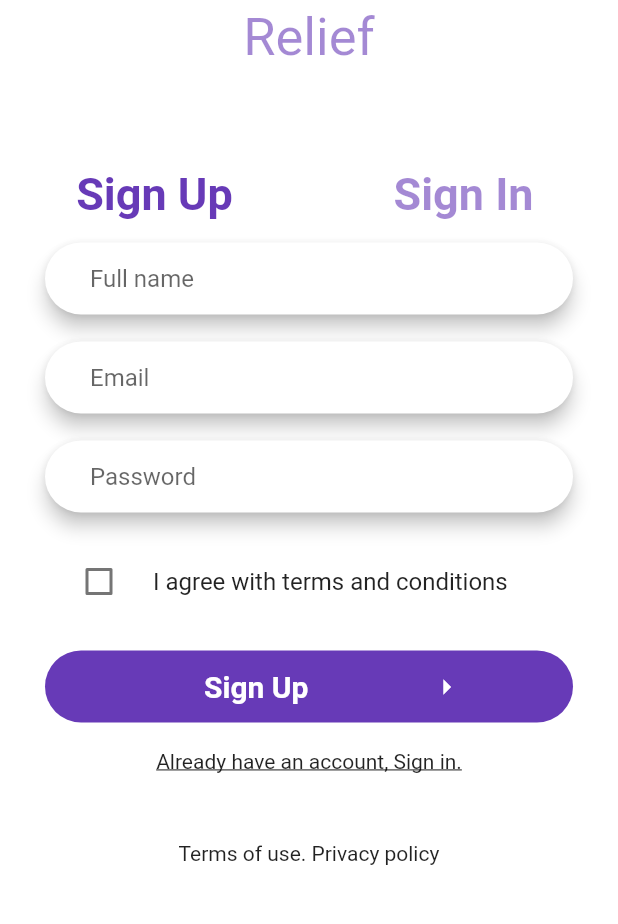
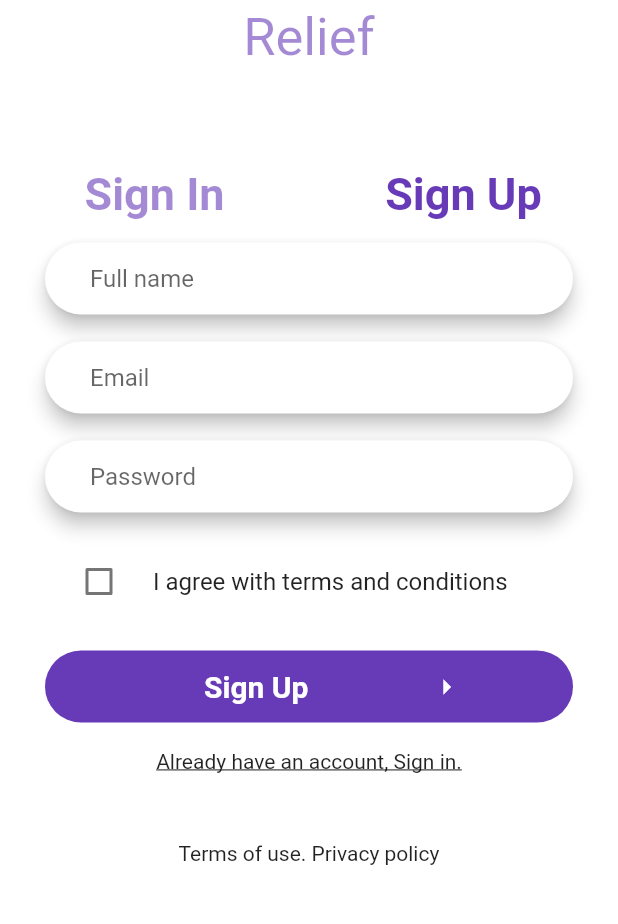
Before and after one commit to Ayobami-00/Covid-19-Relief-Crowd-funding-app, a Flutter app: the screen it shows after launch, after a tap on "Sign Up", on a phone screen of 412 x 824 dp, the part 221-1145 px from its top. Run offline on Flutter 3.47's test engine with Material 2 defaults, Android fonts, the phone set to English and light mode, and no system bars; our stand-ins replace bloc, dio, equatable, flutter_bloc, sqflite; accounts and stored records are empty.

Commit message:
building app for release

```diff
--- /dev/null
+++ b/covid19_relief_app/lib/models/funds_model.dart
@@ -0,0 +1,33 @@
+class FundsModel {
+  String _id;
+  String _user_account_id;
+  String _project_id;
+  int _funds_pledged;
+  String _timestamp;
+
+  FundsModel.fromJson(Map<String, dynamic> parsedJson) {
+    _id = parsedJson['id'];
+    _user_account_id = parsedJson['user_account_id'];
+    _project_id = parsedJson['project_id'];
+    _funds_pledged = parsedJson['funds_pledged'];
+    _timestamp = parsedJson['timestamp'];
+  }
+
+  Map<String, dynamic> toJson() => {
+        "id": _id,
+        "user_account_id": _user_account_id,
+        "project_id": _project_id,
+        "funds_pledged": _funds_pledged,
+        "timestamp" :_timestamp
+      };
+
+  String get id => _id;
+
+  String get user_account_id => _user_account_id;
+
+  String get project_id => _project_id;
+
+  int get funds_pledged => _funds_pledged;
+
+  String get timestamp=> _timestamp;
+}
--- a/covid19_relief_app/lib/pages/auth.dart
+++ b/covid19_relief_app/lib/pages/auth.dart
@@ -91,13 +91,20 @@ class _AuthPageState extends State<AuthPage> {
                               children: <Widget>[
                                 Expanded(
                                     child: FlatButton(
-                                  onPressed: () {},
+                                  onPressed: () {
+                                    setState(() {
+                                      _selectedPage = Page.signin;
+                                    });
+                                  },
                                   child: Text(
-                                    _selectedPage == Page.signin
-                                        ? 'Sign In'
-                                        : 'Sign Up',
+                                    'Sign In',
+                                    // _selectedPage == Page.signin
+                                    // ? 'Sign In'
+                                    // : 'Sign Up',
                                     style: TextStyle(
-                                        color: _customColour.color1,
+                                        color: _selectedPage == Page.signin
+                                            ? _customColour.color1
+                                            : _customColour.color2,
                                         fontSize: 30.0,
                                         fontWeight: FontWeight.bold),
                                   ),
@@ -105,24 +112,30 @@ class _AuthPageState extends State<AuthPage> {
                                 Expanded(
                                     child: FlatButton(
                                   onPressed: () {
-                                    if (_selectedPage == Page.signin) {
-                                      setState(() {
-                                        // _text2 = 'Sign In';
-                                        // _text1 = 'Sign Up';
-                                        _selectedPage = Page.signup;
-                                      });
-                                    } else if (_selectedPage == Page.signup) {
-                                      // _text2 = 'Sign Up';
-                                      // _text1 = 'Sign In';
-                                      _selectedPage = Page.signin;
-                                    }
+                                    setState(() {
+                                      _selectedPage = Page.signup;
+                                    });
+                                    // if (_selectedPage == Page.signin) {
+                                    //   setState(() {
+                                    //     // _text2 = 'Sign In';
+                                    //     // _text1 = 'Sign Up';
+                                    //     _selectedPage = Page.signup;
+                                    //   });
+                                    // } else if (_selectedPage == Page.signup) {
+                                    //   // _text2 = 'Sign Up';
+                                    //   // _text1 = 'Sign In';
+                                    //   _selectedPage = Page.signin;
+                                    // }
                                   },
                                   child: Text(
-                                    _selectedPage == Page.signin
-                                        ? 'Sign Up'
-                                        : 'Sign In',
+                                    'Sign Up',
+                                    // _selectedPage == Page.signin
+                                    //     ? 'Sign Up'
+                                    //     : 'Sign In',
                                     style: TextStyle(
-                                        color: _customColour.color2,
+                                        color: _selectedPage == Page.signup
+                                            ? _customColour.color1
+                                            : _customColour.color2,
                                         fontSize: 30.0,
                                         fontWeight: FontWeight.bold),
                                   ),
@@ -143,102 +156,107 @@ class _AuthPageState extends State<AuthPage> {
           } else if (state is AuthpageLoading) {
             return Loading();
           } else {
-            return Stack(
-              children: <Widget>[
-                Container(
-                  child: Padding(
-                    padding: const EdgeInsets.all(0.0),
-                    child: Container(
-                        height: MediaQuery.of(context).size.height,
-                        decoration: BoxDecoration(
-                          color: Colors.white,
-                          borderRadius: BorderRadius.circular(16),
-                        ),
-                        child: Column(
-                          children: <Widget>[
-                            SizedBox(height: 50.0),
-                            Padding(
-                              padding: const EdgeInsets.fromLTRB(
-                                  0.0, 50.0, 0.0, 0.0),
-                              child: Container(
-                                alignment: Alignment.center,
-                                child: Column(
-                                  children: <Widget>[
-                                    Text(
-                                      'Covid-19',
-                                      style: TextStyle(
-                                          color: _customColour.color1,
-                                          fontSize: 40.0,
-                                          fontWeight: FontWeight.bold),
-                                    ),
-                                    SizedBox(
-                                      height: 5.0,
-                                    ),
-                                    Text(
-                                      'Relief',
-                                      style: TextStyle(
-                                          color: _customColour.color2,
-                                          fontSize: 35.0,
-                                          fontStyle: FontStyle.normal),
-                                    ),
-                                  ],
-                                ),
-                              ),
-                            ),
-                            SizedBox(height: 60.0),
-                            Row(
-                              children: <Widget>[
-                                Expanded(
-                                    child: FlatButton(
-                                  onPressed: () {},
-                                  child: Text(
-                                    _selectedPage == Page.signin
-                                        ? 'Sign In'
-                                        : 'Sign Up',
-                                    style: TextStyle(
-                                        color: _customColour.color1,
-                                        fontSize: 30.0,
-                                        fontWeight: FontWeight.bold),
-                                  ),
-                                )),
-                                Expanded(
-                                    child: FlatButton(
-                                  onPressed: () {
-                                    if (_selectedPage == Page.signin) {
-                                      setState(() {
-                                        // _text2 = 'Sign In';
-                                        // _text1 = 'Sign Up';
-                                        _selectedPage = Page.signup;
-                                      });
-                                    } else if (_selectedPage == Page.signup) {
-                                      // _text2 = 'Sign Up';
-                                      // _text1 = 'Sign In';
-                                      _selectedPage = Page.signin;
-                                    }
-                                  },
-                                  child: Text(
-                                    _selectedPage == Page.signin
-                                        ? 'Sign Up'
-                                        : 'Sign In',
-                                    style: TextStyle(
-                                        color: _customColour.color2,
-                                        fontSize: 30.0,
-                                        fontWeight: FontWeight.bold),
-                                  ),
-                                )),
-                              ],
-                            ),
-                            Container(
-                              height: MediaQuery.of(context).size.height -
-                                  MediaQuery.of(context).size.height / 2.5,
-                              child: _loadScreen(context),
-                            )
-                          ],
-                        )),
-                  ),
-                ),
-              ],
-            );
+            return Loading();
+            // return Stack(
+            //   children: <Widget>[
+            //     Container(
+            //       child: Padding(
+            //         padding: const EdgeInsets.all(0.0),
+            //         child: Container(
+            //             height: MediaQuery.of(context).size.height,
+            //             decoration: BoxDecoration(
+            //               color: Colors.white,
+            //               borderRadius: BorderRadius.circular(16),
+            //             ),
+            //             child: Column(
+            //               children: <Widget>[
+            //                 SizedBox(height: 50.0),
+            //                 Padding(
+            //                   padding: const EdgeInsets.fromLTRB(
+            //                       0.0, 50.0, 0.0, 0.0),
+            //                   child: Container(
+            //                     alignment: Alignment.center,
+            //                     child: Column(
+            //                       children: <Widget>[
+            //                         Text(
+            //                           'Covid-19',
+            //                           style: TextStyle(
+            //                               color: _customColour.color1,
+            //                               fontSize: 40.0,
+            //                               fontWeight: FontWeight.bold),
+            //                         ),
+            //                         SizedBox(
+            //                           height: 5.0,
+            //                         ),
+            //                         Text(
+            //                           'Relief',
+            //                           style: TextStyle(
+            //                               color: _customColour.color2,
+            //                               fontSize: 35.0,
+            //                               fontStyle: FontStyle.normal),
+            //                         ),
+            //                       ],
+            //                     ),
+            //                   ),
+            //                 ),
+            //                 SizedBox(height: 60.0),
+            //                 Row(
+            //                   children: <Widget>[
+            //                     Expanded(
+            //                         child: FlatButton(
+            //                       onPressed: () {
+            //                           _selectedPage = Page.signin;
+            //                       },
+            //                       child: Text(
+            //                         'Sign In',
+            //                         // _selectedPage == Page.signin
+            //                         //     ? 'Sign In'
+            //                         //     : 'Sign Up',
+            //                         style: TextStyle(
+            //                             color:_selectedPage == Page.signin ? _customColour.color1 : _customColour.color2,
+            //                             fontSize: 30.0,
+            //                             fontWeight: FontWeight.bold),
+            //                       ),
+            //                     )),
+            //                     Expanded(
+            //                         child: FlatButton(
+            //                       onPressed: () {
+            //                           _selectedPage = Page.signup;
+            //                         // if (_selectedPage == Page.signin) {
+            //                         //   setState(() {
+            //                         //     // _text2 = 'Sign In';
+            //                         //     // _text1 = 'Sign Up';
+            //                         //     _selectedPage = Page.signup;
+            //                         //   });
+            //                         // } else if (_selectedPage == Page.signup) {
+            //                         //   // _text2 = 'Sign Up';
+            //                         //   // _text1 = 'Sign In';
+            //                           // _selectedPage = Page.signin;
+            //                         // }
+            //                       },
+            //                       child: Text('Sign Up',
+            //                         // _selectedPage == Page.signin
+            //                         //     ? 'Sign Up'
+            //                         //     : 'Sign In',
+            //                         style: TextStyle(
+            //                             color: _selectedPage == Page.signup ? _customColour.color1 : _customColour.color2,
+            //                             fontSize: 30.0,
+            //                             fontWeight: FontWeight.bold),
+            //                       ),
+            //                     )),
+            //                   ],
+            //                 ),
+            //                 Container(
+            //                   height: MediaQuery.of(context).size.height -
+            //                       MediaQuery.of(context).size.height / 2.5,
+            //                   child: _loadScreen(context),
+            //                 )
+            //               ],
+            //             )),
+            //       ),
+            //     ),
+            //   ],
+            // );
           }
         })));
   }
--- a/covid19_relief_app/pubspec.yaml
+++ b/covid19_relief_app/pubspec.yaml
@@ -25,7 +25,7 @@ dependencies:
   equatable: ^1.1.0
   http: ^0.12.0+4
   sqflite: ^1.3.0
-  path_provider: ^1.6.5
+  path_provider:
   dio: ^3.0.9
 
   # The following adds the Cupertino Icons font to your application.
```
Also changed, not shown: covid19_relief_app/lib/api/api_client.dart (+64 -6 lines), covid19_relief_app/lib/repository/api_repository.dart (+13 -2 lines), 3 other files.
